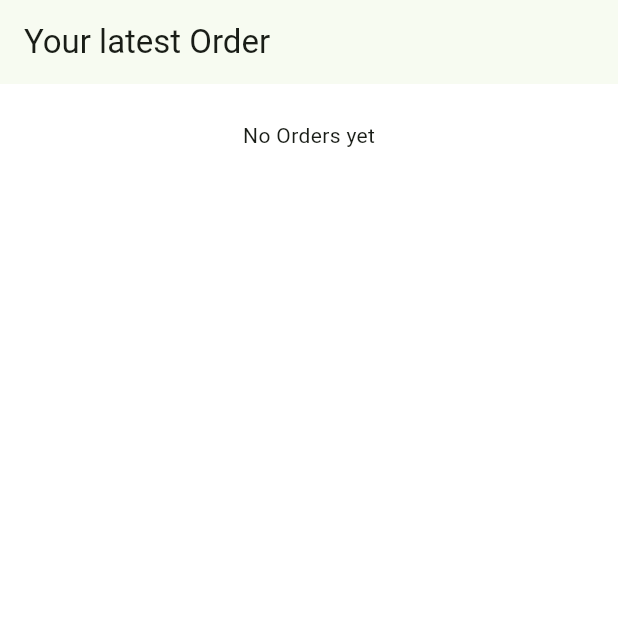
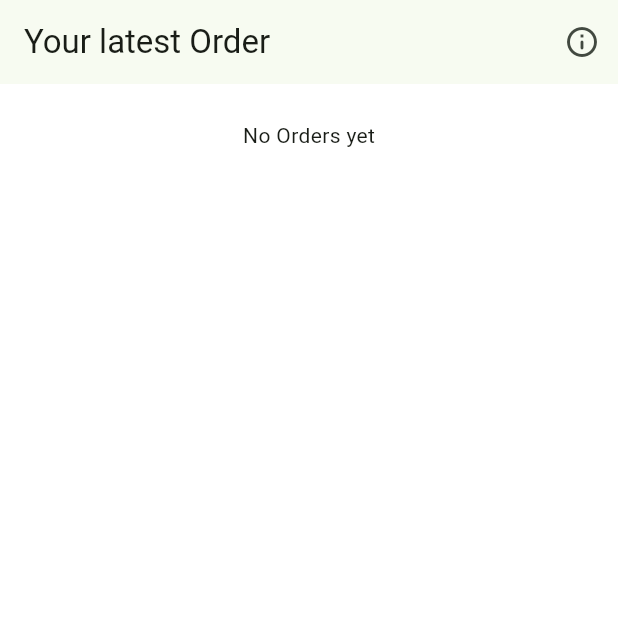
Before and after one commit to aliwaseem27/drugs_order, a Flutter app: the screen it shows after launch, on a phone screen of 412 x 824 dp, the top half of it. Run offline on Flutter 3.47's test engine with Material 3 defaults, Android fonts, the phone set to English and light mode, and no system bars; our stand-ins replace flutter_riverpod, go_router, isar; accounts and stored records are empty; generated files the repository leaves out were written again.

Commit message:
add: tooltip info and additional buttons

```diff
--- a/lib/screens/home_screen.dart
+++ b/lib/screens/home_screen.dart
@@ -14,6 +14,13 @@ class HomeScreen extends ConsumerWidget {
     return Scaffold(
       appBar: AppBar(
         title: const Text("Your latest Order"),
+        actions: [
+          IconButton(
+            onPressed: () {},
+            icon: Icon(Icons.info_outline_rounded),
+            tooltip: "About Us",
+          ),
+        ],
       ),
       body: Padding(
         padding: const EdgeInsets.all(AppSizes.defaultSpace),
--- a/lib/screens/order_history_screen.dart
+++ b/lib/screens/order_history_screen.dart
@@ -58,6 +58,7 @@ class OrderHistoryScreen extends ConsumerWidget {
                   });
             },
             icon: const Icon(Icons.delete_forever_outlined),
+            tooltip: "Delete All Orders History",
           ),
         ],
       ),
```
Also changed, not shown: lib/screens/new_order_screen.dart (+7 -1 lines).
